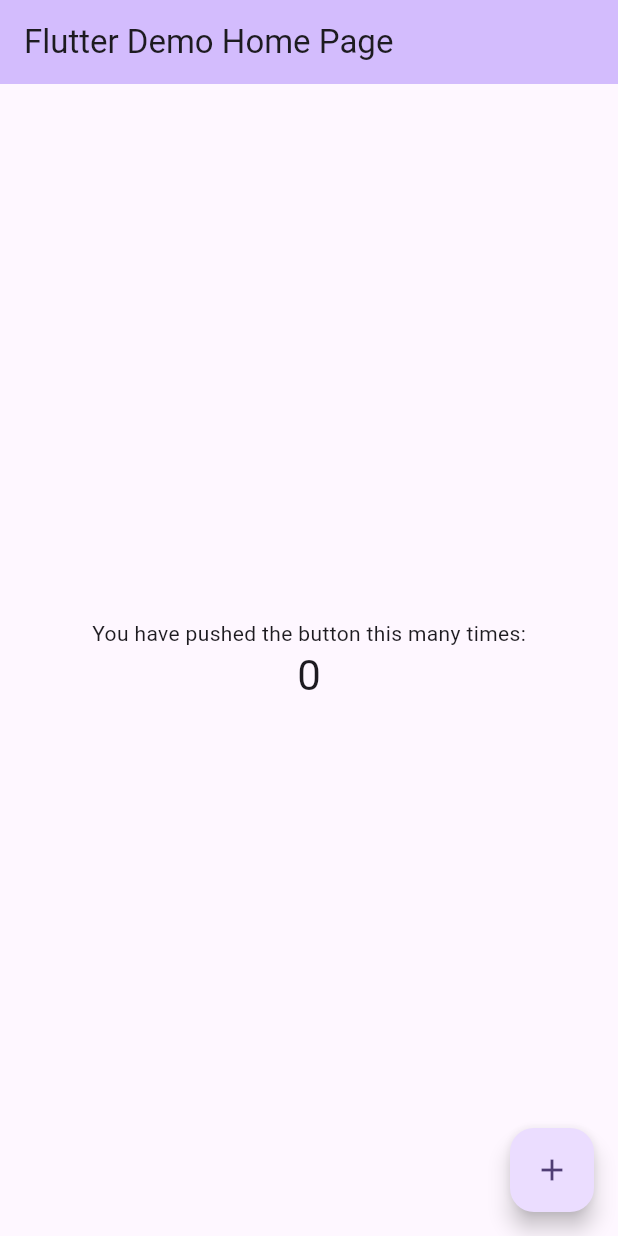
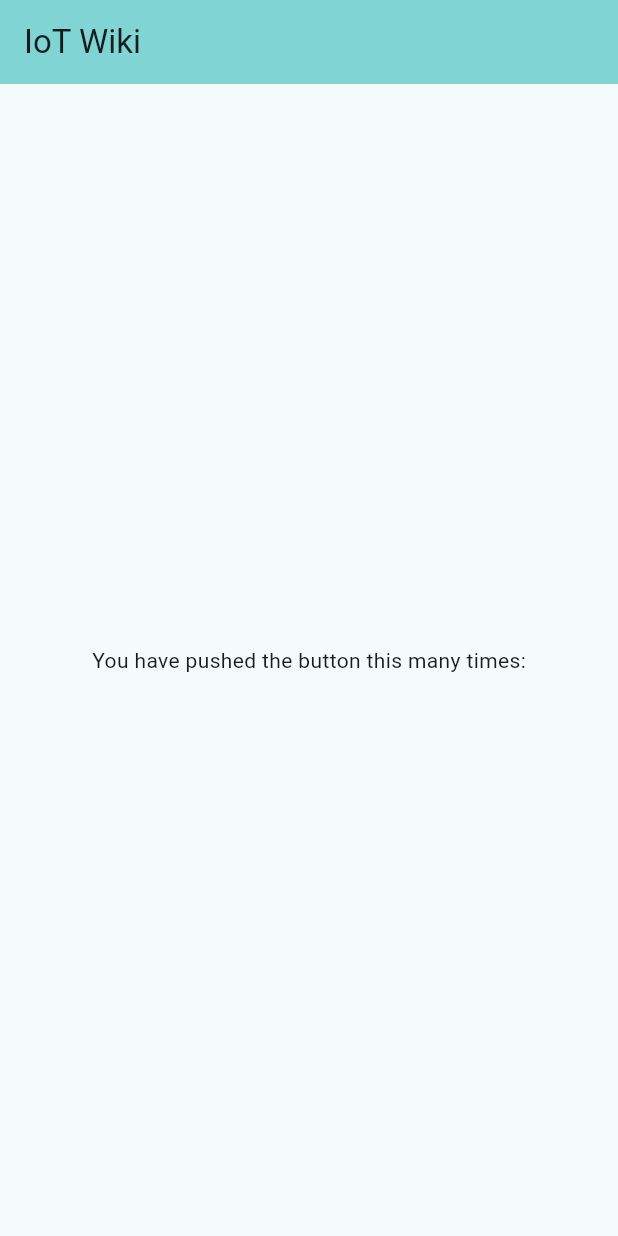
Before and after one commit to fedeGtz11/IoT_Wiki, a Flutter app: the screen it shows after launch, on a phone screen of 412 x 824 dp. Run offline on Flutter 3.47's test engine with Material 3 defaults, Android fonts, the phone set to English and light mode, and no system bars.

Commit message:
separar las cositas, ytls, crear archivos, y separar sus bloques de codigo, lo basico ++

```diff
--- /dev/null
+++ b/lib/home.dart
@@ -0,0 +1,32 @@
+import 'package:flutter/material.dart';
+
+class HomePage extends StatefulWidget {
+  const HomePage({super.key, required this.title});
+
+  final String title;
+
+  @override
+  State<HomePage> createState() => _MyHomePageState();
+}
+
+class _MyHomePageState extends State<HomePage> {
+  @override
+  Widget build(BuildContext context) {
+    return Scaffold(
+      appBar: AppBar(
+        backgroundColor: Theme.of(context).colorScheme.inversePrimary,
+        title: Text(widget.title),
+      ),
+      body: Center(
+        child: Column(
+          mainAxisAlignment: MainAxisAlignment.center,
+          children: <Widget>[
+            const Text(
+              'You have pushed the button this many times:',
+            ),
+          ],
+        ),
+      ),
+    );
+  }
+}
--- /dev/null
+++ b/lib/iot_wiki.dart
@@ -0,0 +1,21 @@
+import 'package:flutter/material.dart';
+import 'home.dart';
+
+class MyApp extends StatelessWidget {
+  const MyApp({super.key});
+
+  static const String title = 'IoT Wiki';
+
+  @override
+  Widget build(BuildContext context) {
+    return MaterialApp(
+      title: title,
+      debugShowCheckedModeBanner: false,
+      theme: ThemeData(
+        colorScheme: ColorScheme.fromSeed(seedColor: Colors.cyanAccent),
+        useMaterial3: true,
+      ),
+      home: const HomePage(title: title),
+    );
+  }
+}
--- a/lib/main.dart
+++ b/lib/main.dart
@@ -1,125 +1,6 @@
 import 'package:flutter/material.dart';
+import 'iot_wiki.dart';
 
 void main() {
   runApp(const MyApp());
 }
-
-class MyApp extends StatelessWidget {
-  const MyApp({super.key});
-
-  // This widget is the root of your application.
-  @override
-  Widget build(BuildContext context) {
-    return MaterialApp(
-      title: 'Flutter Demo',
-      theme: ThemeData(
-        // This is the theme of your application.
-        //
-        // TRY THIS: Try running your application with "flutter run". You'll see
-        // the application has a purple toolbar. Then, without quitting the app,
-        // try changing the seedColor in the colorScheme below to Colors.green
-        // and then invoke "hot reload" (save your changes or press the "hot
-        // reload" button in a Flutter-supported IDE, or press "r" if you used
-        // the command line to start the app).
-        //
-        // Notice that the counter didn't reset back to zero; the application
-        // state is not lost during the reload. To reset the state, use hot
-        // restart instead.
-        //
-        // This works for code too, not just values: Most code changes can be
-        // tested with just a hot reload.
-        colorScheme: ColorScheme.fromSeed(seedColor: Colors.deepPurple),
-        useMaterial3: true,
-      ),
-      home: const MyHomePage(title: 'Flutter Demo Home Page'),
-    );
-  }
-}
-
-class MyHomePage extends StatefulWidget {
-  const MyHomePage({super.key, required this.title});
-
-  // This widget is the home page of your application. It is stateful, meaning
-  // that it has a State object (defined below) that contains fields that affect
-  // how it looks.
-
-  // This class is the configuration for the state. It holds the values (in this
-  // case the title) provided by the parent (in this case the App widget) and
-  // used by the build method of the State. Fields in a Widget subclass are
-  // always marked "final".
-
-  final String title;
-
-  @override
-  State<MyHomePage> createState() => _MyHomePageState();
-}
-
-class _MyHomePageState extends State<MyHomePage> {
-  int _counter = 0;
-
-  void _incrementCounter() {
-    setState(() {
-      // This call to setState tells the Flutter framework that something has
-      // changed in this State, which causes it to rerun the build method below
-      // so that the display can reflect the updated values. If we changed
-      // _counter without calling setState(), then the build method would not be
-      // called again, and so nothing would appear to happen.
-      _counter++;
-    });
-  }
-
-  @override
-  Widget build(BuildContext context) {
-    // This method is rerun every time setState is called, for instance as done
-    // by the _incrementCounter method above.
-    //
-    // The Flutter framework has been optimized to make rerunning build methods
-    // fast, so that you can just rebuild anything that needs updating rather
-    // than having to individually change instances of widgets.
-    return Scaffold(
-      appBar: AppBar(
-        // TRY THIS: Try changing the color here to a specific color (to
-        // Colors.amber, perhaps?) and trigger a hot reload to see the AppBar
-        // change color while the other colors stay the same.
-        backgroundColor: Theme.of(context).colorScheme.inversePrimary,
-        // Here we take the value from the MyHomePage object that was created by
-        // the App.build method, and use it to set our appbar title.
-        title: Text(widget.title),
-      ),
-      body: Center(
-        // Center is a layout widget. It takes a single child and positions it
-        // in the middle of the parent.
-        child: Column(
-          // Column is also a layout widget. It takes a list of children and
-          // arranges them vertically. By default, it sizes itself to fit its
-          // children horizontally, and tries to be as tall as its parent.
-          //
-          // Column has various properties to control how it sizes itself and
-          // how it positions its children. Here we use mainAxisAlignment to
-          // center the children vertically; the main axis here is the vertical
-          // axis because Columns are vertical (the cross axis would be
-          // horizontal).
-          //
-          // TRY THIS: Invoke "debug painting" (choose the "Toggle Debug Paint"
-          // action in the IDE, or press "p" in the console), to see the
-          // wireframe for each widget.
-          mainAxisAlignment: MainAxisAlignment.center,
-          children: <Widget>[
-            const Text(
-              'You have pushed the button this many times:',
-            ),
-            Text(
-              '$_counter',
-              style: Theme.of(context).textTheme.headlineMedium,
-            ),
-          ],
-        ),
-      ),
-      floatingActionButton: FloatingActionButton(
-        onPressed: _incrementCounter,
-        tooltip: 'Increment',
-        child: const Icon(Icons.add),
-      ), // This trailing comma makes auto-formatting nicer for build methods.
-    );
-  }
-}
```
